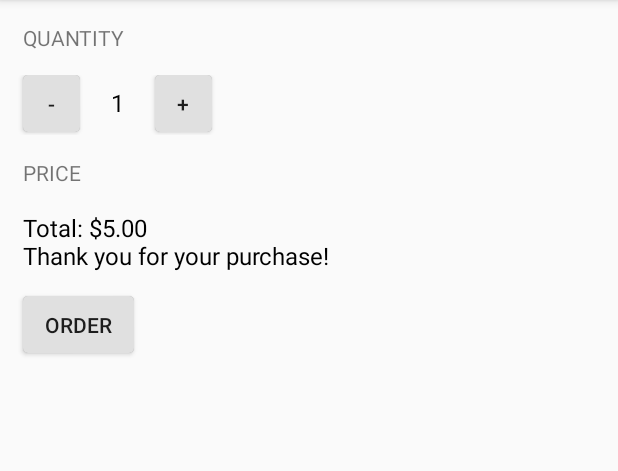
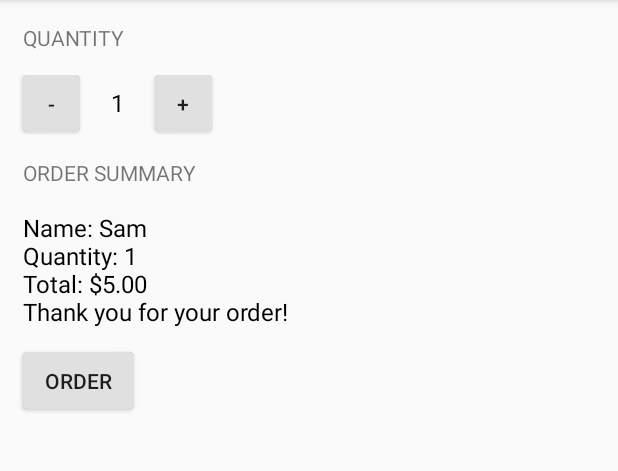
Before and after one commit to samhoffman848/udacity, an Android app: the screen it shows after launch (MainActivity), after a tap on "ORDER", on a phone screen of 412 x 824 dp, the part 84-555 px from its top. Run offline under Robolectric (Android 15) with nearby library versions, the phone set to English and light mode, and no system bars.

Commit message:
just java update

```diff
--- a/JustJava/app/src/main/java/com/example/android/justjava/MainActivity.java
+++ b/JustJava/app/src/main/java/com/example/android/justjava/MainActivity.java
@@ -32,7 +32,8 @@ public class MainActivity extends AppCompatActivity {
     public void increment(View view) {
         quantity++;
         displayQuantity(quantity);
-        displayPrice(quantity * 5);
+        String price = calculatePrice();
+        displayMessage("Total: " + price);
     }
 
     /**
@@ -46,14 +47,36 @@ public class MainActivity extends AppCompatActivity {
         }
 
         displayQuantity(quantity);
-        displayPrice(quantity * 5);
+        String price = calculatePrice();
+        displayMessage("Total: " + price);
+    }
+
+    /**
+     * This method calculates the price based on quantity.
+     */
+    private String calculatePrice(){
+        String price = NumberFormat.getCurrencyInstance().format(quantity * 5);
+        return price;
+    }
+
+    /**
+     * This method calculates the price based on quantity.
+     */
+    private String createOrderSummary(String price){
+        String summary = "Name: Sam\n" +
+                "Quantity: " + quantity + "\n" +
+                "Total: " + price + "\n" +
+                "Thank you for your order!";
+        return summary;
     }
 
     /**
      * This method is called when the order button is clicked.
      */
     public void submitOrder(View view) {
-        displayMessage(quantity * 5);
+        String price = calculatePrice();
+        String summary = createOrderSummary(price);
+        displayMessage(summary);
     }
 
     /**
@@ -65,22 +88,10 @@ public class MainActivity extends AppCompatActivity {
     }
 
     /**
-     * This method displays the given price on the screen.
-     */
-    private void displayPrice(int number) {
-        TextView priceTextView = (TextView) findViewById(R.id.price_num);
-        String price = "Total: " + NumberFormat.getCurrencyInstance().format(number);
-
-        priceTextView.setText(price);
-    }
-
-    /**
      * This method displays the given price on the screen and a thank you message.
      */
-    private void displayMessage(int number) {
-        TextView priceTextView = (TextView) findViewById(R.id.price_num);
-        String price = "Total: " + NumberFormat.getCurrencyInstance().format(number) + "\nThank you for your purchase!";
-
-        priceTextView.setText(price);
+    private void displayMessage(String message) {
+        TextView priceTextView = (TextView) findViewById(R.id.order_summary_text);
+        priceTextView.setText(message);
     }
 }
--- a/JustJava/app/src/main/res/layout/activity_main.xml
+++ b/JustJava/app/src/main/res/layout/activity_main.xml
@@ -57,18 +57,18 @@
         android:paddingLeft="@dimen/side_border"
         android:paddingRight="@dimen/side_border"
         android:paddingTop="@dimen/side_border"
-        android:text="@string/price_title"
+        android:text="@string/order_summary_title"
         android:textAllCaps="true" />
 
     <TextView
-        android:id="@+id/price_num"
+        android:id="@+id/order_summary_text"
         android:layout_width="wrap_content"
         android:layout_height="wrap_content"
         android:paddingBottom="@dimen/num_border"
         android:paddingLeft="@dimen/side_border"
         android:paddingRight="@dimen/side_border"
         android:paddingTop="@dimen/num_border"
-        android:text="@string/price_num"
+        android:text="@string/order_summary_text"
         android:textColor="@android:color/black"
         android:textSize="16sp" />
 
--- a/JustJava/app/src/main/res/values/strings.xml
+++ b/JustJava/app/src/main/res/values/strings.xml
@@ -2,8 +2,8 @@
     <string name="app_name">Just Java</string>
     <string name="quantity_num">1</string>
     <string name="quantity_title">Quantity</string>
-    <string name="price_num">Total: £5</string>
-    <string name="price_title">Price</string>
+    <string name="order_summary_text">Total: £5.00</string>
+    <string name="order_summary_title">Order Summary</string>
     <string name="order_button">Order</string>
     <string name="plus_button">+</string>
     <string name="minus_button">-</string>
```
